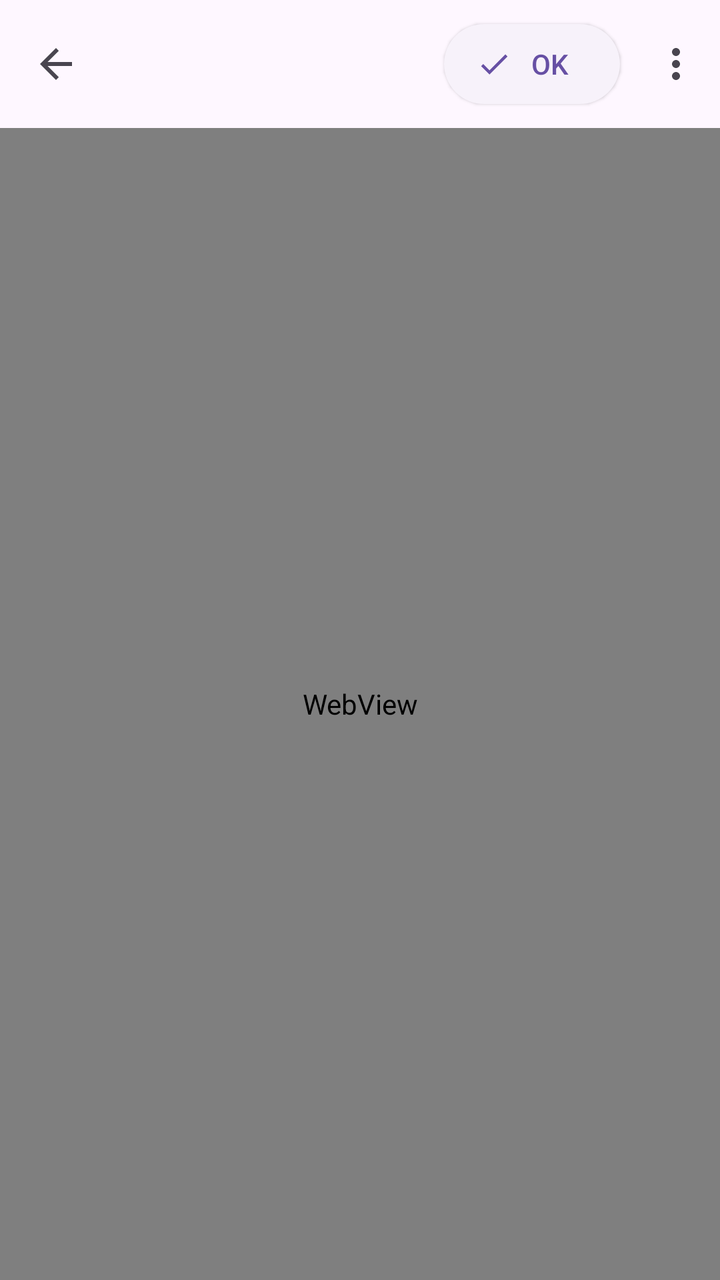
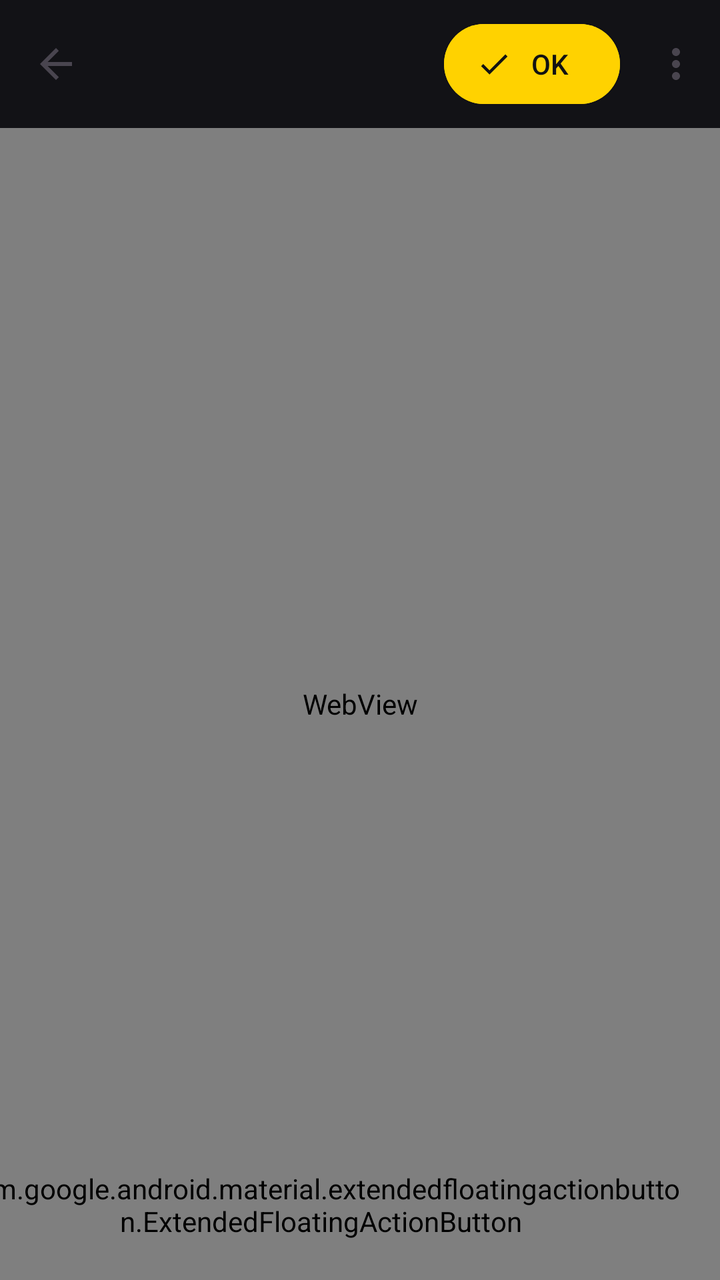

Compare the two renders of this Android layout. The source of the first and the diff that turns it into the second are given below.
<!-- AndroidManifest.xml: application theme BaseTheme -->
<!-- res/layout/webview_activity.xml -->
<?xml version="1.0" encoding="utf-8"?>
<androidx.constraintlayout.widget.ConstraintLayout xmlns:app="http://schemas.android.com/apk/res-auto"

    xmlns:android="http://schemas.android.com/apk/res/android"
    xmlns:tools="http://schemas.android.com/tools"
    android:layout_width="match_parent"
    android:layout_height="match_parent">

    <com.google.android.material.appbar.AppBarLayout
        android:id="@+id/webview_appbarlayout"
        android:layout_width="match_parent"
        android:layout_height="wrap_content"
        android:background="@android:color/transparent"
        android:elevation="0dp"
        android:fitsSystemWindows="true"
        app:elevation="0dp"
        app:layout_constraintStart_toStartOf="parent"
        app:layout_constraintTop_toTopOf="parent"
        app:liftOnScroll="false">

        <com.google.android.material.appbar.MaterialToolbar
            android:id="@+id/webviewToolbar"
            android:layout_width="match_parent"
            android:layout_height="?attr/actionBarSize"
            app:layout_scrollFlags="scroll"
            app:menu="@menu/webview_menu"
            app:navigationContentDescription="@string/back"
            app:navigationIcon="?attr/homeAsUpIndicator">

            <Button
                android:id="@+id/generate"
                style="@style/Widget.Material3.Button.ElevatedButton.Icon"
                android:layout_width="wrap_content"
                android:layout_height="wrap_content"
                android:layout_gravity="end"
                android:layout_marginHorizontal="10dp"
                android:autoLink="all"
                android:text="@string/ok"
                app:icon="@drawable/ic_check"
                app:layout_constraintBottom_toBottomOf="parent"
                app:layout_constraintEnd_toEndOf="parent"
                app:layout_constraintTop_toTopOf="parent"
                tools:ignore="PrivateResource" />

        </com.google.android.material.appbar.MaterialToolbar>

    </com.google.android.material.appbar.AppBarLayout>


    <WebView
        android:id="@+id/webview"
        android:layout_width="match_parent"
        android:layout_height="0dp"
        app:layout_constraintBottom_toBottomOf="parent"
        app:layout_constraintEnd_toEndOf="parent"
        app:layout_constraintStart_toStartOf="parent"
        app:layout_constraintTop_toBottomOf="@+id/webview_appbarlayout"
        />


</androidx.constraintlayout.widget.ConstraintLayout>
<!-- resources referenced by this layout -->
<resources>
  <!-- drawable ic_check (drawable) -->
  <vector android:height="24dp"
      android:viewportHeight="24" android:viewportWidth="24"
      android:width="24dp" xmlns:android="http://schemas.android.com/apk/res/android">
      <path android:fillColor="?android:colorAccent" android:pathData="M9,16.17L4.83,12l-1.42,1.41L9,19 21,7l-1.41,-1.41z"/>
  </vector>
  <string name="back">Back</string>
  <string name="ok">OK</string>
  <style name="BaseTheme" parent="Theme.Material3.Light.NoActionBar">
          <item name="android:windowLightStatusBar">?attr/isLightTheme</item>
          <item name="android:statusBarColor">@android:color/transparent</item>
          <item name="alertDialogTheme">@style/ThemeOverlay.Material3.MaterialAlertDialog</item>
          <item name="dialogCornerRadius">28dp</item>
          <item name="windowActionModeOverlay">true</item>
          <item name="actionBarTheme">@style/ThemeOverlay.Material3.Light</item>
          <item name="android:windowLightNavigationBar" tools:ignore="NewApi">true</item>
          <item name="switchPreferenceCompatStyle">@style/Preference.SwitchPreferenceCompat.Material3</item>
          <item name="snackbarStyle">@style/snackBarStyle</item>
          <item name="preferenceTheme">@style/PreferenceTheme</item>
          <item name="android:windowOptOutEdgeToEdgeEnforcement" tools:targetApi="35">true</item>
      </style>
  <style name="Preference.SwitchPreferenceCompat.Material3" parent="@style/Preference.SwitchPreferenceCompat.Material">
          <item name="widgetLayout">@layout/preferece_material_switch</item>
      </style>
  <style name="snackBarStyle" parent="@style/Widget.Material3.Snackbar">
          <item name="shapeAppearance">@style/ShapeAppearance.Material3.Corner.ExtraLarge</item>
          <item name="android:paddingStart">20dp</item>
          <item name="android:paddingEnd">20dp</item>
          <item name="maxLines">2</item>
          <item name="animationMode">slide</item>
      </style>
  <style name="PreferenceTheme" parent="PreferenceThemeOverlay">
          <item name="singleLineTitle">false</item>
      </style>
</resources>

<!-- the commit's change to res/layout/webview_activity.xml (unified diff, before → after) -->
@@ -1,19 +1,18 @@
 <?xml version="1.0" encoding="utf-8"?>
 <androidx.constraintlayout.widget.ConstraintLayout xmlns:app="http://schemas.android.com/apk/res-auto"
-
     xmlns:android="http://schemas.android.com/apk/res/android"
     xmlns:tools="http://schemas.android.com/tools"
     android:layout_width="match_parent"
-    android:layout_height="match_parent">
+    android:layout_height="match_parent"
+    android:background="#0A0A0C">
 
     <com.google.android.material.appbar.AppBarLayout
         android:id="@+id/webview_appbarlayout"
         android:layout_width="match_parent"
         android:layout_height="wrap_content"
-        android:background="@android:color/transparent"
-        android:elevation="0dp"
-        android:fitsSystemWindows="true"
-        app:elevation="0dp"
+        android:background="#121216"
+        android:elevation="4dp"
+        app:elevation="4dp"
         app:layout_constraintStart_toStartOf="parent"
         app:layout_constraintTop_toTopOf="parent"
         app:liftOnScroll="false">
@@ -22,30 +21,37 @@
             android:id="@+id/webviewToolbar"
             android:layout_width="match_parent"
             android:layout_height="?attr/actionBarSize"
-            app:layout_scrollFlags="scroll"
+            app:titleTextColor="#FFFFFF"
+            app:subtitleTextColor="#8E8E93"
             app:menu="@menu/webview_menu"
             app:navigationContentDescription="@string/back"
             app:navigationIcon="?attr/homeAsUpIndicator">
 
-            <Button
+            <com.google.android.material.button.MaterialButton
                 android:id="@+id/generate"
                 style="@style/Widget.Material3.Button.ElevatedButton.Icon"
                 android:layout_width="wrap_content"
                 android:layout_height="wrap_content"
                 android:layout_gravity="end"
                 android:layout_marginHorizontal="10dp"
-                android:autoLink="all"
+                android:backgroundTint="#FFD200"
+                android:textColor="#121212"
+                app:iconTint="#121212"
                 android:text="@string/ok"
                 app:icon="@drawable/ic_check"
-                app:layout_constraintBottom_toBottomOf="parent"
-                app:layout_constraintEnd_toEndOf="parent"
-                app:layout_constraintTop_toTopOf="parent"
                 tools:ignore="PrivateResource" />
 
         </com.google.android.material.appbar.MaterialToolbar>
 
+        <com.google.android.material.progressindicator.LinearProgressIndicator
+            android:id="@+id/webview_progress_indicator"
+            android:layout_width="match_parent"
+            android:layout_height="3dp"
+            android:visibility="gone"
+            app:trackColor="#1E1E24"
+            app:indicatorColor="#FFD200" />
+
     </com.google.android.material.appbar.AppBarLayout>
-
 
     <WebView
         android:id="@+id/webview"
@@ -54,8 +60,24 @@
         app:layout_constraintBottom_toBottomOf="parent"
         app:layout_constraintEnd_toEndOf="parent"
         app:layout_constraintStart_toStartOf="parent"
-        app:layout_constraintTop_toBottomOf="@+id/webview_appbarlayout"
-        />
+        app:layout_constraintTop_toBottomOf="@+id/webview_appbarlayout" />
 
+    
+    <com.google.android.material.extendedfloatingactionbutton.ExtendedFloatingActionButton
+        android:id="@+id/vidsnap_web_download_fab"
+        android:layout_width="wrap_content"
+        android:layout_height="wrap_content"
+        android:layout_margin="20dp"
+        android:text="Download"
+        android:textColor="#121212"
+        android:textSize="15sp"
+        android:textStyle="bold"
+        app:backgroundTint="#FFD200"
+        app:icon="@drawable/ic_down"
+        app:iconTint="#121212"
+        app:cornerRadius="28dp"
+        app:elevation="8dp"
+        app:layout_constraintBottom_toBottomOf="parent"
+        app:layout_constraintEnd_toEndOf="parent" />
 
 </androidx.constraintlayout.widget.ConstraintLayout>
<!-- resource entries referenced after the edit -->
@@ -5,6 +5,12 @@
       android:viewportHeight="24" android:viewportWidth="24"
       android:width="24dp" xmlns:android="http://schemas.android.com/apk/res/android">
       <path android:fillColor="?android:colorAccent" android:pathData="M9,16.17L4.83,12l-1.42,1.41L9,19 21,7l-1.41,-1.41z"/>
+  </vector>
+  <!-- drawable ic_down (drawable) -->
+  <vector android:height="24dp"
+      android:viewportHeight="24" android:viewportWidth="24"
+      android:width="24dp" xmlns:android="http://schemas.android.com/apk/res/android">
+      <path android:fillColor="?android:colorAccent" android:pathData="M20,12l-1.41,-1.41L13,16.17V4h-2v12.17l-5.58,-5.59L4,12l8,8 8,-8z"/>
   </vector>
   <string name="back">Back</string>
   <string name="ok">OK</string>
